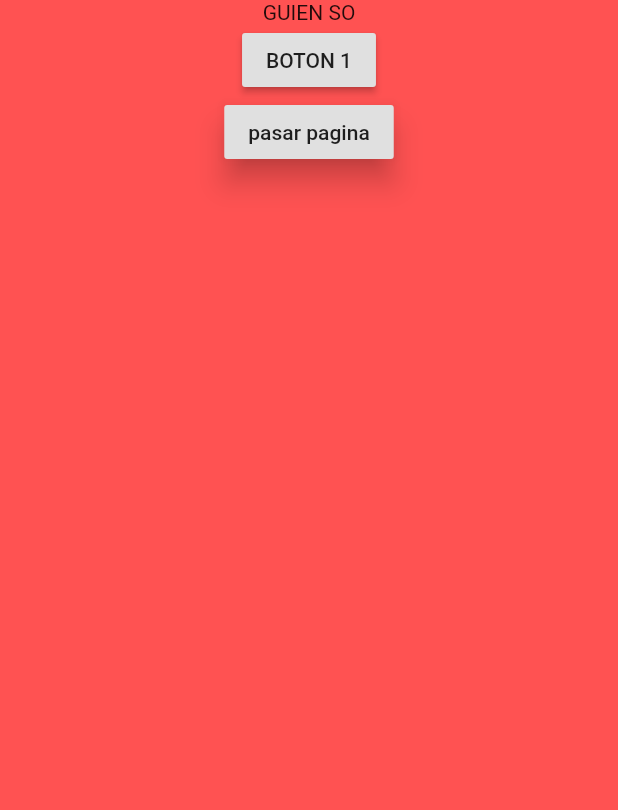
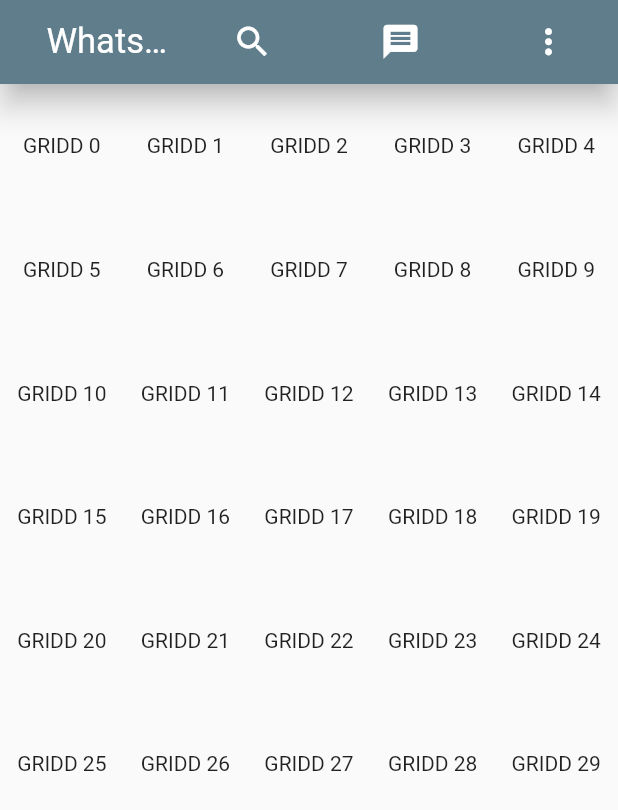
Before and after one commit to enzzoperez/flutter-example, a Flutter app: the screen it shows after launch, on a phone screen of 412 x 824 dp. Shown: the top 810 px of the screen. Run offline on Flutter 3.47's test engine with Material 2 defaults, Android fonts, the light colour scheme and no system bars.

Commit message:
added files for test list

```diff
--- a/lib/main.dart
+++ b/lib/main.dart
@@ -1,4 +1,5 @@
 
+import 'package:exampleflut/src/myBar.dart';
 import 'package:exampleflut/src/subpage.dart';
 import 'package:flutter/material.dart';
 import 'package:flutter/rendering.dart';
@@ -14,59 +15,19 @@ class MyApp extends StatelessWidget {
     Widget build(BuildContext context) {
         return MaterialApp(
             home: Scaffold(
-                body: MyHomePage(),
+                appBar: MyBar(),
+                body: ListaUno(),
             ),
         );
     }
 }
 
-class MyHomePage extends StatefulWidget {
-  @override
-  _MyHomePageState createState() => _MyHomePageState();
-}
-
-class _MyHomePageState extends State<MyHomePage> {
-    Color backColor = Colors.redAccent;
-    String saludo = 'GUIEN SO';
-    int count = 0;
-
-    void onclick(){
-        List<String> words = ['re', 'mi' ,'fa'];
-        print('COUNTTT $count - ${words.length}');
-        setState(() {
-            saludo = words[count];
-            count = count < words.length-1 ? count + 1 : 0;
-        });
-
-    }
-
+class ListaUno extends StatelessWidget {
     @override
     Widget build(BuildContext context) {
-        return Container(
-            color: backColor,
-            child: Center(
-                child: Column(
-                    children: <Widget>[
-                        Text(saludo),
-                        RaisedButton(
-                            child: Text('BOTON 1'),
-                            onPressed: (){
-                                onclick();
-                            },
-                        ),
-                        RaisedButton(
-                            elevation: 8,
-                            child: Text('pasar pagina'),
-                            onPressed: (){
-                                Navigator.push(
-                                    context,
-                                    MaterialPageRoute(builder: (context)=>SecondPage())
-                                );
-                            },
-                        )
-                    ],
-                ),
-            )
+        return GridView.count(
+            crossAxisCount: 5,
+            children: List.generate(30, (index)=>Center(child: Text('GRIDD $index'),))
         );
     }
 }
```
Also changed, not shown: lib/src/myBar.dart (+12 -12 lines).
